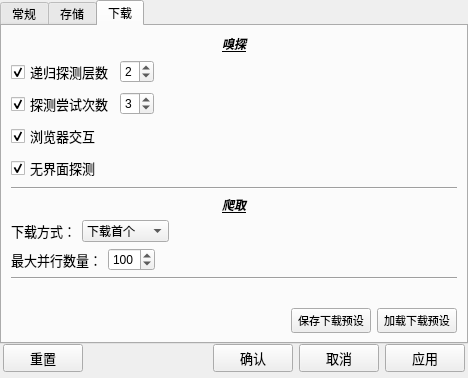
Before: the Qt Designer form UI/ConfigTabWindow.ui in Joeoeoeoe/m3u8_downloader, drawn with Qt 5.
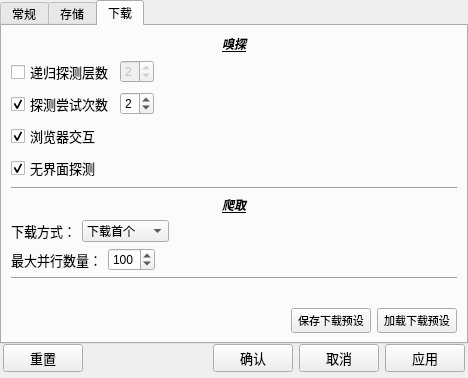
After: the same form once the commit is applied. The open tabs and pages were chosen to show the change.

Commit message: 窗口显示和部分窗口逻辑更改

Patch:
```diff
--- a/UI/ConfigTabWindow.ui
+++ b/UI/ConfigTabWindow.ui
@@ -490,14 +490,14 @@
              <string>递归探测层数</string>
             </property>
             <property name="checked">
-             <bool>true</bool>
+             <bool>false</bool>
             </property>
            </widget>
           </item>
           <item>
            <widget class="QSpinBox" name="deepSpinBox">
             <property name="enabled">
-             <bool>true</bool>
+             <bool>false</bool>
             </property>
             <property name="font">
              <font>
@@ -573,7 +573,7 @@
              <number>1</number>
             </property>
             <property name="value">
-             <number>3</number>
+             <number>2</number>
             </property>
            </widget>
           </item>
```
The commit also changes 5 other files.
